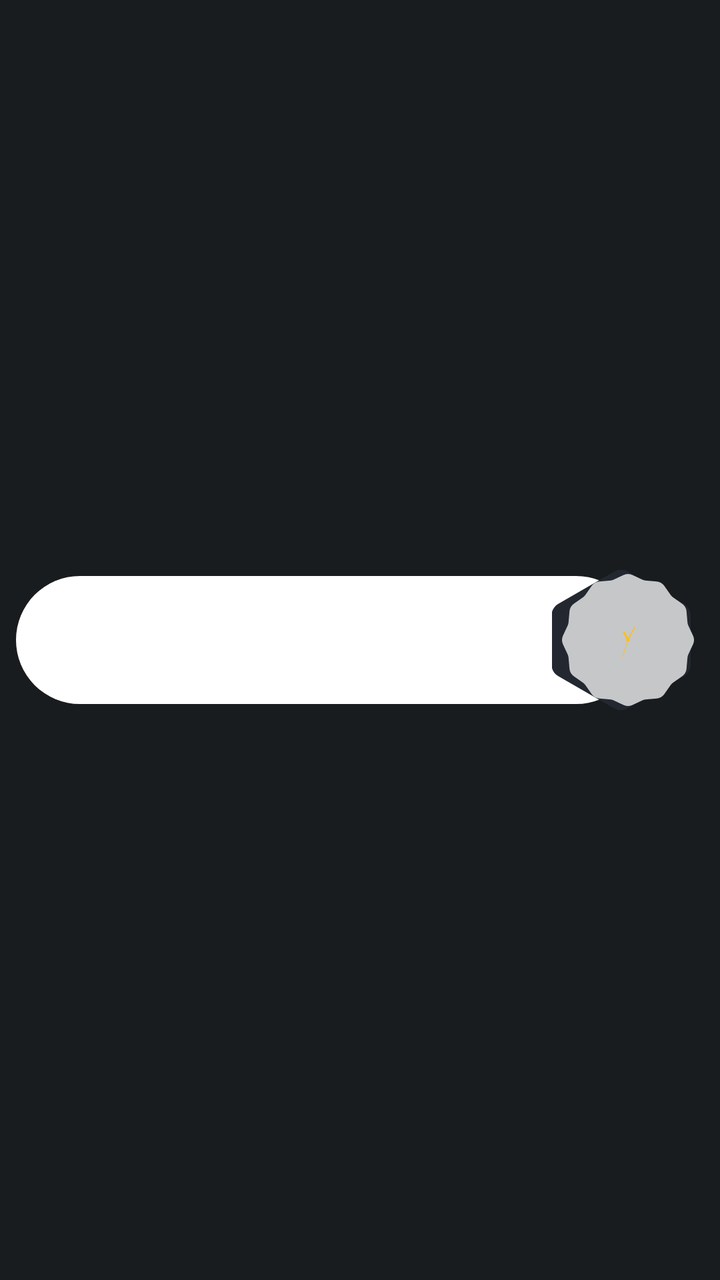
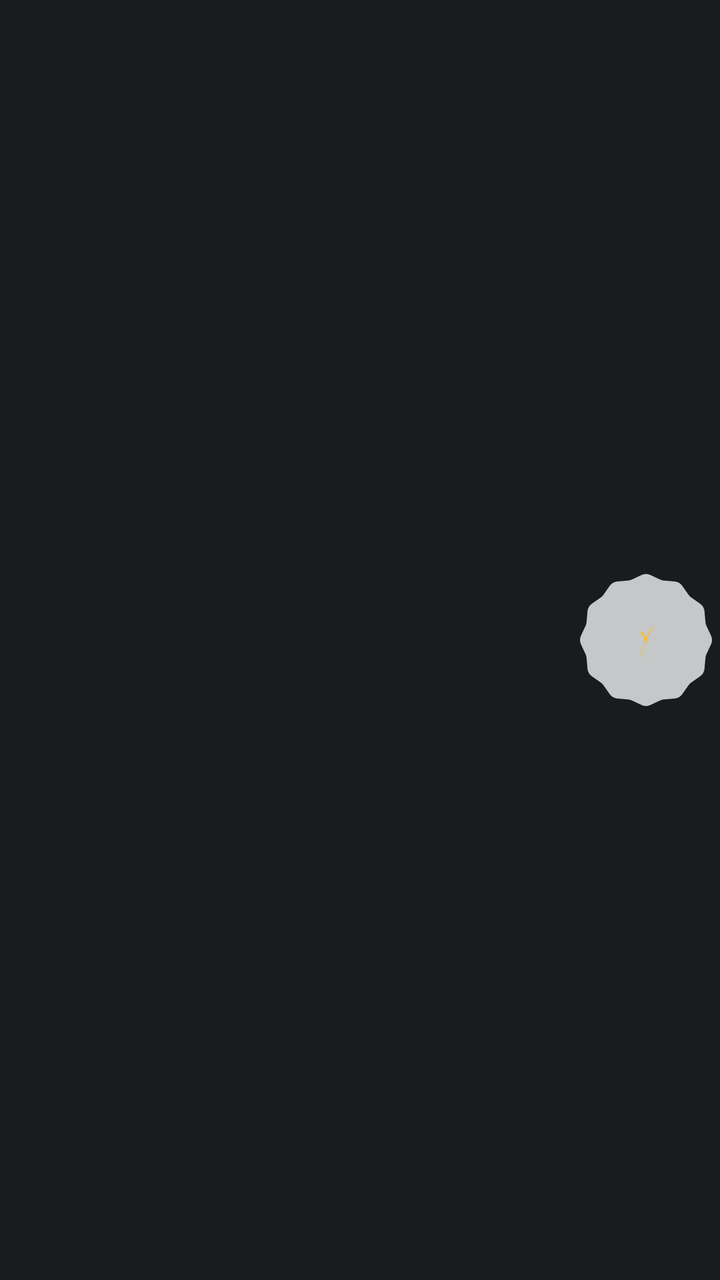

Compare the two renders of this Android layout. The source of the first and the diff that turns it into the second are given below.
<!-- AndroidManifest.xml: application theme android:Theme.DeviceDefault.NoActionBar -->
<!-- res/layout/widget_solis.xml -->
<?xml version="1.0" encoding="utf-8"?>
<RelativeLayout xmlns:android="http://schemas.android.com/apk/res/android"
    android:layout_width="match_parent"
    android:layout_height="match_parent"
    android:paddingStart="8dp"
    android:paddingEnd="8dp"
    android:paddingTop="6dp"
    android:paddingBottom="6dp">

    
    <RelativeLayout
        android:id="@+id/solis_pill_container"
        android:layout_width="match_parent"
        android:layout_height="64dp"
        android:layout_centerVertical="true"
        android:layout_marginEnd="32dp">

        
        <ImageView
            android:id="@+id/solis_pill_bg_img"
            android:layout_width="match_parent"
            android:layout_height="match_parent"
            android:src="@drawable/solis_pill_bg"
            android:scaleType="fitXY" />

        
        <ImageView
            android:id="@+id/solis_custom_text_img"
            android:layout_width="wrap_content"
            android:layout_height="wrap_content"
            android:layout_alignParentStart="true"
            android:layout_centerVertical="true"
            android:layout_marginStart="24dp"
            android:layout_marginEnd="48dp"
            android:adjustViewBounds="true"
            android:scaleType="fitCenter" />

    </RelativeLayout>

    
    <RelativeLayout
        android:id="@+id/solis_clock_dock"
        android:layout_width="76dp"
        android:layout_height="76dp"
        android:layout_alignParentEnd="true"
        android:layout_centerVertical="true">

        
        <ImageView
            android:id="@+id/solis_hex_bg_img"
            android:layout_width="match_parent"
            android:layout_height="match_parent"
            android:src="@drawable/solis_hex_dial"
            android:scaleType="fitCenter" />

        
        <AnalogClock
            android:id="@+id/solis_analog_clock"
            android:layout_width="66dp"
            android:layout_height="66dp"
            android:layout_centerInParent="true"
            android:hand_hour="@drawable/solis_hand_hour"
            android:hand_minute="@drawable/solis_hand_minute"
            android:hand_second="@drawable/solis_hand_second" />

    </RelativeLayout>

</RelativeLayout>
<!-- resources referenced by this layout -->
<resources>
  <!-- drawable solis_hand_hour (drawable) -->
  <?xml version="1.0" encoding="utf-8"?>
  <vector xmlns:android="http://schemas.android.com/apk/res/android"
      android:width="120dp"
      android:height="120dp"
      android:viewportWidth="120"
      android:viewportHeight="120">
      
      <path
          android:fillColor="#FBBF24"
          android:pathData="M57.2,33 L62.8,33 L62.8,60 L57.2,60 Z" />
      
      <path
          android:fillColor="#FBBF24"
          android:pathData="M60,60 m -5,0 a 5,5 0 1,0 10,0 a 5,5 0 1,0 -10,0" />
  </vector>
  <!-- drawable solis_hand_minute (drawable) -->
  <?xml version="1.0" encoding="utf-8"?>
  <vector xmlns:android="http://schemas.android.com/apk/res/android"
      android:width="120dp"
      android:height="120dp"
      android:viewportWidth="120"
      android:viewportHeight="120">
      
      <path
          android:fillColor="#FBBF24"
          android:pathData="M58.4,16 L61.6,16 L61.6,60 L58.4,60 Z" />
  </vector>
  <!-- drawable solis_hand_second (drawable) -->
  <?xml version="1.0" encoding="utf-8"?>
  <vector xmlns:android="http://schemas.android.com/apk/res/android"
      android:width="120dp"
      android:height="120dp"
      android:viewportWidth="120"
      android:viewportHeight="120">
      
      <path
          android:fillColor="#FBBF24"
          android:pathData="M59.1,9 L60.9,9 L60.9,72 L59.1,72 Z" />
      <path
          android:fillColor="#FBBF24"
          android:pathData="M60,60 m -3,0 a 3,3 0 1,0 6,0 a 3,3 0 1,0 -6,0" />
  </vector>
  <!-- drawable solis_hex_dial (drawable) -->
  <?xml version="1.0" encoding="utf-8"?>
  <vector xmlns:android="http://schemas.android.com/apk/res/android"
      android:width="120dp"
      android:height="120dp"
      android:viewportWidth="120"
      android:viewportHeight="120">
  
      
      <path
          android:name="hex_path"
          android:fillColor="#232730"
          android:pathData="M60,6 
              L104,31.4 C107.5,33.4 109.5,37.2 109.5,41.2 
              L109.5,78.8 C109.5,82.8 107.5,86.6 104,88.6 
              L60,114 C56.5,116 52.5,116 49,114 
              L5,88.6 C1.5,86.6 -0.5,82.8 -0.5,78.8 
              L-0.5,41.2 C-0.5,37.2 1.5,33.4 5,31.4 
              L49,6 C52.5,4 56.5,4 60,6 Z" />
  </vector>
  <!-- drawable solis_pill_bg (drawable) -->
  <?xml version="1.0" encoding="utf-8"?>
  <shape xmlns:android="http://schemas.android.com/apk/res/android"
      android:shape="rectangle">
      
      <solid android:color="#FFFFFF" />
      <corners android:radius="999dp" />
  </shape>
</resources>

<!-- the commit's change to res/layout/widget_solis.xml (unified diff, before → after) -->
@@ -2,67 +2,46 @@
 <RelativeLayout xmlns:android="http://schemas.android.com/apk/res/android"
     android:layout_width="match_parent"
     android:layout_height="match_parent"
-    android:paddingStart="8dp"
-    android:paddingEnd="8dp"
-    android:paddingTop="6dp"
-    android:paddingBottom="6dp">
+    android:padding="4dp">
 
     
-    <RelativeLayout
-        android:id="@+id/solis_pill_container"
+    <ImageView
+        android:id="@+id/solis_pill_bg_img"
         android:layout_width="match_parent"
-        android:layout_height="64dp"
-        android:layout_centerVertical="true"
-        android:layout_marginEnd="32dp">
-
-        
-        <ImageView
-            android:id="@+id/solis_pill_bg_img"
-            android:layout_width="match_parent"
-            android:layout_height="match_parent"
-            android:src="@drawable/solis_pill_bg"
-            android:scaleType="fitXY" />
-
-        
-        <ImageView
-            android:id="@+id/solis_custom_text_img"
-            android:layout_width="wrap_content"
-            android:layout_height="wrap_content"
-            android:layout_alignParentStart="true"
-            android:layout_centerVertical="true"
-            android:layout_marginStart="24dp"
-            android:layout_marginEnd="48dp"
-            android:adjustViewBounds="true"
-            android:scaleType="fitCenter" />
-
-    </RelativeLayout>
+        android:layout_height="match_parent"
+        android:layout_marginEnd="18dp"
+        android:scaleType="fitXY" />
 
     
-    <RelativeLayout
-        android:id="@+id/solis_clock_dock"
-        android:layout_width="76dp"
-        android:layout_height="76dp"
+    <ImageView
+        android:id="@+id/solis_custom_text_img"
+        android:layout_width="wrap_content"
+        android:layout_height="wrap_content"
+        android:layout_alignParentStart="true"
+        android:layout_centerVertical="true"
+        android:layout_marginStart="24dp"
+        android:layout_marginEnd="76dp"
+        android:adjustViewBounds="true"
+        android:scaleType="fitStart" />
+
+    
+    <ImageView
+        android:id="@+id/solis_hex_bg_img"
+        android:layout_width="66dp"
+        android:layout_height="66dp"
         android:layout_alignParentEnd="true"
-        android:layout_centerVertical="true">
+        android:layout_centerVertical="true"
+        android:scaleType="fitCenter" />
 
-        
-        <ImageView
-            android:id="@+id/solis_hex_bg_img"
-            android:layout_width="match_parent"
-            android:layout_height="match_parent"
-            android:src="@drawable/solis_hex_dial"
-            android:scaleType="fitCenter" />
-
-        
-        <AnalogClock
-            android:id="@+id/solis_analog_clock"
-            android:layout_width="66dp"
-            android:layout_height="66dp"
-            android:layout_centerInParent="true"
-            android:hand_hour="@drawable/solis_hand_hour"
-            android:hand_minute="@drawable/solis_hand_minute"
-            android:hand_second="@drawable/solis_hand_second" />
-
-    </RelativeLayout>
+    
+    <AnalogClock
+        android:id="@+id/solis_analog_clock"
+        android:layout_width="66dp"
+        android:layout_height="66dp"
+        android:layout_alignParentEnd="true"
+        android:layout_centerVertical="true"
+        android:hand_hour="@drawable/solis_hand_hour"
+        android:hand_minute="@drawable/solis_hand_minute"
+        android:hand_second="@drawable/solis_hand_second" />
 
 </RelativeLayout>
<!-- resource entries referenced after the edit -->
@@ -43,33 +43,5 @@
           android:fillColor="#FBBF24"
           android:pathData="M60,60 m -3,0 a 3,3 0 1,0 6,0 a 3,3 0 1,0 -6,0" />
   </vector>
-  <!-- drawable solis_hex_dial (drawable) -->
-  <?xml version="1.0" encoding="utf-8"?>
-  <vector xmlns:android="http://schemas.android.com/apk/res/android"
-      android:width="120dp"
-      android:height="120dp"
-      android:viewportWidth="120"
-      android:viewportHeight="120">
-  
-      
-      <path
-          android:name="hex_path"
-          android:fillColor="#232730"
-          android:pathData="M60,6 
-              L104,31.4 C107.5,33.4 109.5,37.2 109.5,41.2 
-              L109.5,78.8 C109.5,82.8 107.5,86.6 104,88.6 
-              L60,114 C56.5,116 52.5,116 49,114 
-              L5,88.6 C1.5,86.6 -0.5,82.8 -0.5,78.8 
-              L-0.5,41.2 C-0.5,37.2 1.5,33.4 5,31.4 
-              L49,6 C52.5,4 56.5,4 60,6 Z" />
-  </vector>
-  <!-- drawable solis_pill_bg (drawable) -->
-  <?xml version="1.0" encoding="utf-8"?>
-  <shape xmlns:android="http://schemas.android.com/apk/res/android"
-      android:shape="rectangle">
-      
-      <solid android:color="#FFFFFF" />
-      <corners android:radius="999dp" />
-  </shape>
 </resources>
 
